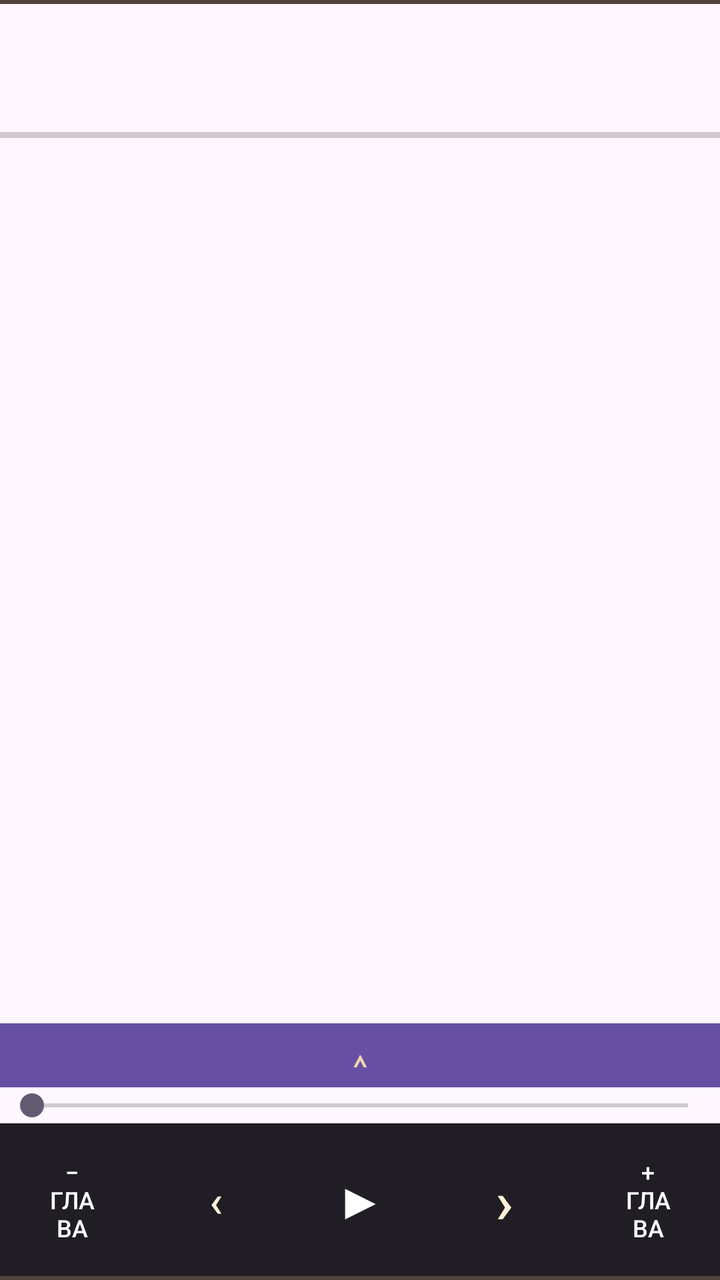
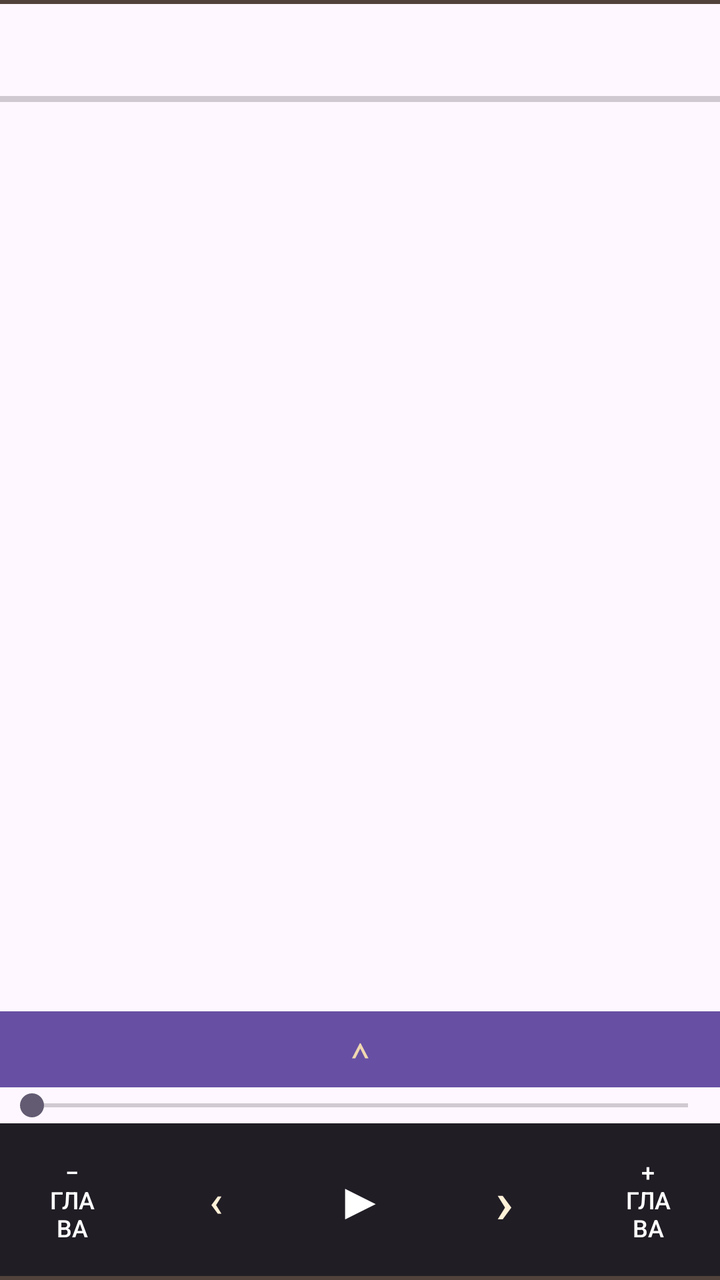

The first picture is an Android layout as it rendered before a commit; the second is the same layout after the commit. The layout source and the unified diff follow.
<!-- AndroidManifest.xml: application theme Theme.OpenAloud -->
<!-- res/layout/activity_main.xml -->
<?xml version="1.0" encoding="utf-8"?>
<LinearLayout xmlns:android="http://schemas.android.com/apk/res/android"
    android:layout_width="match_parent"
    android:layout_height="match_parent"
    android:fitsSystemWindows="true"
    android:orientation="vertical">

    <View android:id="@+id/topFrame" android:layout_width="match_parent" android:layout_height="2dp" android:background="#51433B" />

    <com.google.android.material.appbar.MaterialToolbar
        android:id="@+id/toolbar"
        android:layout_width="match_parent"
        android:layout_height="?attr/actionBarSize" />

    <ProgressBar android:id="@+id/miniProgress" style="?android:attr/progressBarStyleHorizontal" android:layout_width="match_parent" android:layout_height="3dp" android:max="100" android:progress="0" android:indeterminate="false" />

    <androidx.recyclerview.widget.RecyclerView
        android:id="@+id/list"
        android:layout_width="match_parent"
        android:layout_height="0dp"
        android:layout_weight="1" />

    <Button
        android:id="@+id/expandControls"
        android:layout_width="match_parent"
        android:layout_height="32dp"
        android:background="#211D25"
        android:text="⌃"
        android:textColor="#F0D7B0"
        android:textSize="20sp" />

    <SeekBar
        android:id="@+id/seek"
        android:layout_width="match_parent"
        android:layout_height="wrap_content" />

    <SeekBar
        android:id="@+id/browseSeek"
        android:layout_width="match_parent"
        android:layout_height="wrap_content"
        android:visibility="gone"
        android:contentDescription="Быстрый просмотр текста без изменения чтения" />

    <LinearLayout
        android:id="@+id/controlBar"
        android:layout_width="match_parent"
        android:layout_height="wrap_content"
        android:gravity="center"
        android:orientation="horizontal"
        android:background="#211D25"
        android:paddingVertical="6dp">

        <Button android:id="@+id/prevCh" style="?android:attr/borderlessButtonStyle" android:textColor="#FFFFFF" android:backgroundTint="#51433B"
            android:layout_width="0dp" android:layout_height="wrap_content"
            android:layout_weight="1" android:text="− глава" android:textSize="12sp" />
        <Button android:id="@+id/prev" style="?android:attr/borderlessButtonStyle" android:backgroundTint="#51433B" android:textColor="#FFF1D8"
            android:layout_width="0dp" android:layout_height="wrap_content"
            android:layout_weight="1" android:text="‹" android:textSize="22sp" />
        <Button android:id="@+id/play" style="?android:attr/borderlessButtonStyle" android:backgroundTint="#8A6744" android:textColor="#FFFFFF"
            android:layout_width="0dp" android:layout_height="wrap_content"
            android:layout_weight="1" android:text="▶" android:textSize="26sp" />
        <Button android:id="@+id/next" style="?android:attr/borderlessButtonStyle" android:backgroundTint="#51433B" android:textColor="#FFF1D8"
            android:layout_width="0dp" android:layout_height="wrap_content"
            android:layout_weight="1" android:text="›" android:textSize="30sp" />
        <Button android:id="@+id/nextCh" style="?android:attr/borderlessButtonStyle" android:backgroundTint="#51433B" android:textColor="#FFFFFF"
            android:layout_width="0dp" android:layout_height="wrap_content"
            android:layout_weight="1" android:text="+ глава" android:textSize="12sp" />
    </LinearLayout>
    <View android:id="@+id/bottomFrame" android:layout_width="match_parent" android:layout_height="2dp" android:background="#51433B" />
</LinearLayout>
<!-- resources referenced by this layout -->
<resources>
  <style name="Theme.OpenAloud" parent="Theme.Material3.DayNight.NoActionBar" />
</resources>

<!-- the commit's change to res/layout/activity_main.xml (unified diff, before → after) -->
@@ -10,7 +10,7 @@
     <com.google.android.material.appbar.MaterialToolbar
         android:id="@+id/toolbar"
         android:layout_width="match_parent"
-        android:layout_height="?attr/actionBarSize" />
+        android:layout_height="46dp" />
 
     <ProgressBar android:id="@+id/miniProgress" style="?android:attr/progressBarStyleHorizontal" android:layout_width="match_parent" android:layout_height="3dp" android:max="100" android:progress="0" android:indeterminate="false" />
 
@@ -23,7 +23,7 @@
     <Button
         android:id="@+id/expandControls"
         android:layout_width="match_parent"
-        android:layout_height="32dp"
+        android:layout_height="38dp"
         android:background="#211D25"
         android:text="⌃"
         android:textColor="#F0D7B0"
